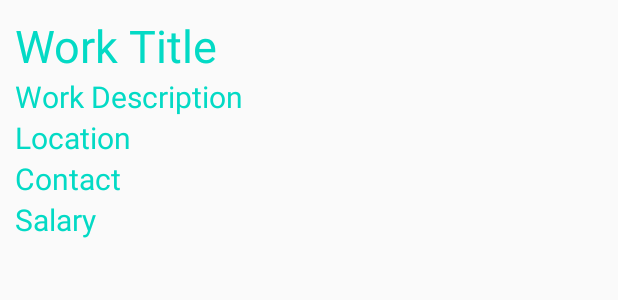
After one commit to tygbspartan/CourseWork, an Android app: the layout item_layout.xml on its own in the app's theme, with its tools: preview values and no code run, on a phone screen of 412 x 824 dp. The commit adds this screen. Shown: the top 300 px of the screen. Run offline under Robolectric (Android 15) with nearby library versions, the phone set to English and light mode, and no system bars.

Commit message:
add works and display done

```diff
--- a/app/build.gradle
+++ b/app/build.gradle
@@ -31,6 +31,7 @@ dependencies {
     implementation 'com.google.android.material:material:1.0.0'
     implementation 'androidx.constraintlayout:constraintlayout:1.1.3'
     implementation 'com.google.firebase:firebase-auth:16.0.5'
+    implementation 'com.google.firebase:firebase-database:16.0.4'
     testImplementation 'junit:junit:4.12'
     androidTestImplementation 'androidx.test.ext:junit:1.1.1'
     androidTestImplementation 'androidx.test.espresso:espresso-core:3.2.0'
--- /dev/null
+++ b/app/src/main/res/layout/item_layout.xml
@@ -0,0 +1,51 @@
+<?xml version="1.0" encoding="utf-8"?>
+<LinearLayout
+    xmlns:android="http://schemas.android.com/apk/res/android"
+    android:orientation="vertical"
+    android:padding="10dp"
+    android:layout_width="match_parent"
+    android:layout_height="match_parent">
+
+    <TextView
+        android:textColor="@color/colorAccent"
+        android:id="@+id/textTitle"
+        android:textSize="30sp"
+        android:text="Work Title"
+        android:layout_width="match_parent"
+        android:layout_height="wrap_content"/>
+
+    <TextView
+        android:textColor="@color/colorAccent"
+        android:id="@+id/textDesc"
+        android:textSize="20sp"
+        android:text="Work Description"
+        android:layout_width="match_parent"
+        android:layout_height="wrap_content"/>
+
+    <TextView
+        android:textColor="@color/colorAccent"
+        android:id="@+id/textLoc"
+        android:textSize="20sp"
+        android:text="Location"
+        android:layout_width="match_parent"
+        android:layout_height="wrap_content"/>
+
+    <TextView
+        android:textColor="@color/colorAccent"
+        android:id="@+id/textContact"
+        android:textSize="20sp"
+        android:text="Contact"
+        android:layout_width="match_parent"
+        android:layout_height="wrap_content"/>
+
+    <TextView
+        android:textColor="@color/colorAccent"
+        android:id="@+id/textSalary"
+        android:textSize="20sp"
+        android:text="Salary"
+        android:layout_width="match_parent"
+        android:layout_height="wrap_content"/>
+
+
+
+</LinearLayout>
```
Also changed, not shown: app/src/main/java/com/example/eg/AddWorks.java (+48 -5 lines), app/src/main/java/com/example/eg/Job.java (added, +46 -0 lines), app/src/main/java/com/example/eg/Works.java (+56 -5 lines), app/src/main/java/com/example/eg/WorksAdapter.java (added, +53 -0 lines), app/src/main/res/layout/activity_works.xml (+3 -4 lines).
